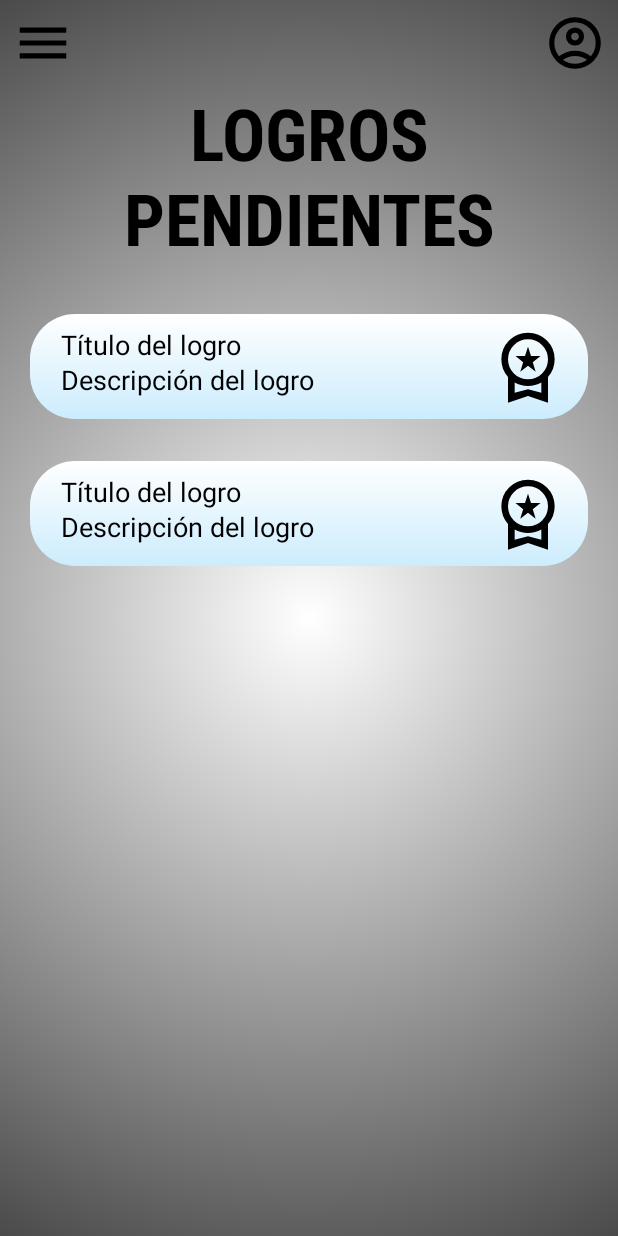
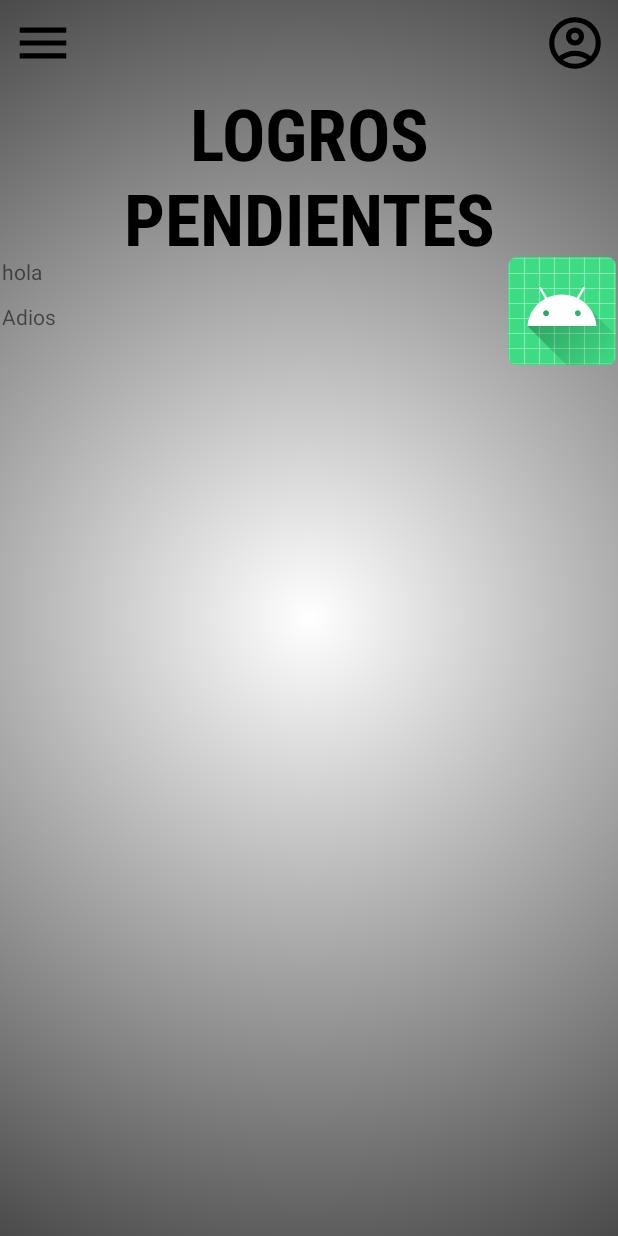
Before and after one commit to EdrhianValerioITICB/KotlinApp3TEX, an Android app: the LockedAchievements screen opened directly, with no data from a screen before it, on a phone screen of 412 x 824 dp. Run offline under Robolectric (Android 15) with nearby library versions, the phone set to English and light mode, and no system bars.

Commit message:
Added recyclerview on locked achievement

```diff
--- a/app/src/main/java/com/edrhian/kotlinapp3tex/LockedAchievements.kt
+++ b/app/src/main/java/com/edrhian/kotlinapp3tex/LockedAchievements.kt
@@ -6,8 +6,15 @@ import android.os.Bundle
 import android.view.View
 import androidx.appcompat.app.AppCompatActivity
 import androidx.fragment.app.FragmentTransaction
+import androidx.recyclerview.widget.LinearLayoutManager
+import androidx.recyclerview.widget.RecyclerView
+import com.edrhian.kotlinapp3tex.controller.AdapterAchievements
+import com.edrhian.kotlinapp3tex.data.Achievement
 
 class LockedAchievements : AppCompatActivity() {
+
+    private lateinit var adapterAchievements: AdapterAchievements
+    private lateinit var recyclerView: RecyclerView
     override fun onCreate(savedInstanceState: Bundle?) {
         super.onCreate(savedInstanceState)
         setContentView(R.layout.view_locked_achievements)
@@ -18,7 +25,23 @@ class LockedAchievements : AppCompatActivity() {
         startActivity(intent)
     }
 
+    override fun onStart() {
+        super.onStart()
+        val layoutManager = LinearLayoutManager(this)
+        recyclerView = findViewById(R.id.rv_list_achievements)
+        recyclerView.layoutManager = layoutManager
+        recyclerView.setHasFixedSize(true)
+        adapterAchievements = AdapterAchievements(getAchievementsList())
+        recyclerView.adapter = adapterAchievements
+    }
 
+    fun getAchievementsList() : ArrayList<Achievement>{
+        var achievementsList : ArrayList<Achievement> = ArrayList()
+
+        achievementsList.add(Achievement(6, "hola", "Adios", R.mipmap.ic_launcher_round, 1))
+
+        return achievementsList
+    }
 
     fun showMenuFragment(view: View) {
         val menuFragment = MenuFragment()
--- a/app/src/main/res/layout/view_locked_achievements.xml
+++ b/app/src/main/res/layout/view_locked_achievements.xml
@@ -6,6 +6,25 @@
     android:layout_width="match_parent"
     android:layout_height="match_parent"
     android:background="@drawable/background_light">
+
+    <LinearLayout
+        android:id="@+id/caja_lista_achievements"
+        android:layout_width="409dp"
+        android:layout_height="376dp"
+        android:layout_marginStart="1dp"
+        android:layout_marginTop="1dp"
+        android:layout_marginEnd="1dp"
+        android:orientation="vertical"
+        app:layout_constraintBottom_toTopOf="@+id/btn_dark"
+        app:layout_constraintEnd_toEndOf="parent"
+        app:layout_constraintStart_toStartOf="parent"
+        app:layout_constraintTop_toBottomOf="@+id/tv_title">
+
+        <androidx.recyclerview.widget.RecyclerView
+            android:id="@+id/rv_list_achievements"
+            android:layout_width="match_parent"
+            android:layout_height="match_parent" />
+    </LinearLayout>
 
     <FrameLayout
         android:id="@+id/fragmentContainer"
@@ -19,63 +38,6 @@
         app:layout_constraintTop_toTopOf="parent"
         app:layout_constraintVertical_bias="0.0" />
 
-    <TableLayout
-        android:id="@+id/tableLayout2"
-        android:layout_width="0dp"
-        android:layout_height="70dp"
-        android:layout_marginStart="20dp"
-        android:layout_marginTop="28dp"
-        android:layout_marginEnd="20dp"
-        android:background="@drawable/button_background_light"
-        app:layout_constraintEnd_toEndOf="parent"
-        app:layout_constraintHorizontal_bias="0.0"
-        app:layout_constraintStart_toStartOf="parent"
-        app:layout_constraintTop_toBottomOf="@+id/tableLayout">
-
-        <androidx.constraintlayout.widget.ConstraintLayout
-            android:id="@+id/tableRow2"
-            android:layout_width="match_parent"
-            android:layout_height="wrap_content"
-            android:layout_marginLeft="15dp"
-            android:layout_marginTop="8dp"
-            android:layout_weight="1">
-
-            <TextView
-                android:id="@+id/textView2"
-                style="@style/LongBodyText"
-                android:layout_width="0dp"
-                android:layout_height="wrap_content"
-                android:layout_marginStart="5dp"
-                android:text="@string/achievements_title"
-                android:textColor="@color/txt_negro"
-                app:layout_constraintEnd_toStartOf="@+id/imageView"
-                app:layout_constraintStart_toStartOf="parent"
-                app:layout_constraintTop_toTopOf="parent" />
-
-            <TextView
-                android:id="@+id/textView13"
-                style="@style/LongBodyText"
-                android:layout_width="wrap_content"
-                android:layout_height="wrap_content"
-                android:layout_marginStart="5dp"
-                android:layout_marginBottom="14dp"
-                android:text="@string/achievements_description"
-                app:layout_constraintBottom_toBottomOf="parent"
-                app:layout_constraintStart_toStartOf="parent" />
-
-            <ImageView
-                android:id="@+id/imageView"
-                android:layout_width="80dp"
-                android:layout_height="53dp"
-                android:src="@drawable/ic_achievements"
-                app:layout_constraintEnd_toEndOf="parent"
-                app:layout_constraintStart_toEndOf="@+id/textView2"
-                app:layout_constraintTop_toTopOf="@+id/textView2" />
-
-        </androidx.constraintlayout.widget.ConstraintLayout>
-
-    </TableLayout>
-
     <TextView
         android:id="@+id/tv_title"
         style="@style/Title"
@@ -85,63 +47,6 @@
         app:layout_constraintHorizontal_bias="0.498"
         app:layout_constraintStart_toStartOf="parent"
         app:layout_constraintTop_toTopOf="parent" />
-
-    <TableLayout
-        android:id="@+id/tableLayout"
-        android:layout_width="0dp"
-        android:layout_height="70dp"
-        android:layout_marginStart="20dp"
-        android:layout_marginTop="39dp"
-        android:layout_marginEnd="20dp"
-        android:background="@drawable/button_background_light"
-        app:layout_constraintEnd_toEndOf="parent"
-        app:layout_constraintHorizontal_bias="0.0"
-        app:layout_constraintStart_toStartOf="parent"
-        app:layout_constraintTop_toBottomOf="@+id/tv_title">
-
-        <androidx.constraintlayout.widget.ConstraintLayout
-            android:id="@+id/tableRow"
-            android:layout_width="match_parent"
-            android:layout_height="wrap_content"
-            android:layout_marginLeft="15dp"
-            android:layout_marginTop="8dp"
-            android:layout_weight="1">
-
-            <TextView
-                android:id="@+id/textView20"
-                style="@style/LongBodyText"
-                android:layout_width="0dp"
-                android:layout_height="wrap_content"
-                android:layout_marginStart="5dp"
-                android:text="@string/achievements_title"
-                app:layout_constraintBottom_toTopOf="@+id/textView1"
-                app:layout_constraintEnd_toStartOf="@+id/imageV"
-                app:layout_constraintStart_toStartOf="parent"
-                app:layout_constraintTop_toTopOf="parent" />
-
-            <TextView
-                android:id="@+id/textView1"
-                style="@style/LongBodyText"
-                android:layout_width="wrap_content"
-                android:layout_height="wrap_content"
-                android:layout_marginStart="5dp"
-                android:layout_marginBottom="14dp"
-                android:text="@string/achievements_description"
-                app:layout_constraintBottom_toBottomOf="parent"
-                app:layout_constraintStart_toStartOf="parent" />
-
-            <ImageView
-                android:id="@+id/imageV"
-                android:layout_width="80dp"
-                android:layout_height="53dp"
-                android:src="@drawable/ic_achievements"
-                app:layout_constraintEnd_toEndOf="parent"
-                app:layout_constraintStart_toEndOf="@+id/textView20"
-                app:layout_constraintTop_toTopOf="@+id/textView20" />
-
-        </androidx.constraintlayout.widget.ConstraintLayout>
-
-    </TableLayout>
 
 
     <ImageButton
--- a/app/src/main/res/layout/view_unlocked_achievements.xml
+++ b/app/src/main/res/layout/view_unlocked_achievements.xml
@@ -59,6 +59,18 @@
         android:background="@android:color/transparent"
         android:visibility="gone" />
 
+    <FrameLayout
+        android:id="@+id/fragmentContainer"
+        android:layout_width="293dp"
+        android:layout_height="match_parent"
+        android:elevation="10dp"
+        app:layout_constraintBottom_toBottomOf="parent"
+        app:layout_constraintEnd_toEndOf="parent"
+        app:layout_constraintHorizontal_bias="0.0"
+        app:layout_constraintStart_toStartOf="parent"
+        app:layout_constraintTop_toTopOf="parent"
+        app:layout_constraintVertical_bias="0.0" />
+
     <LinearLayout
         android:id="@+id/caja_lista_achievements"
         android:layout_width="409dp"
```
